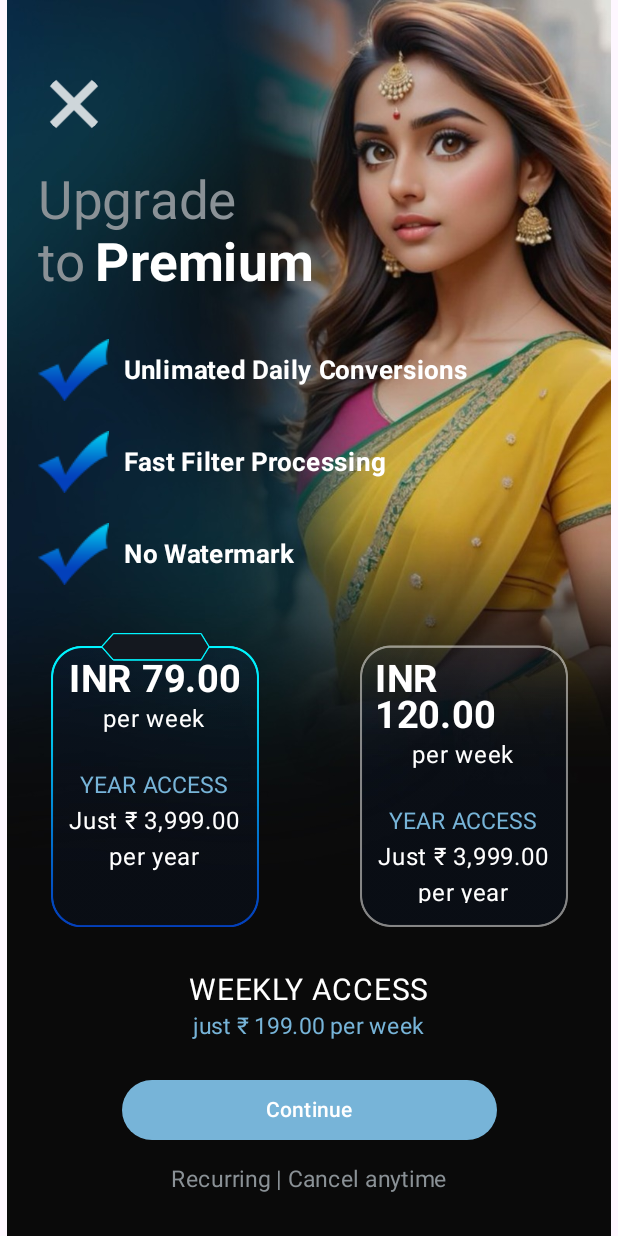
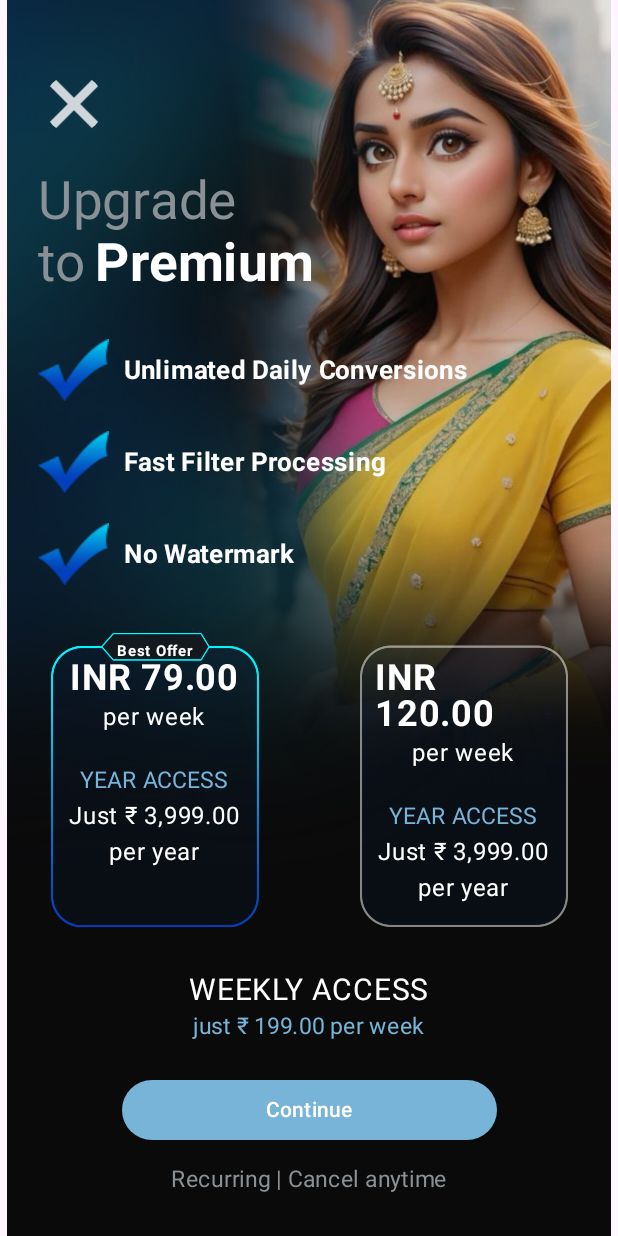
Before and after one commit to nasirperwez/Behrupiya, an Android app built with Jetpack Compose: the screen it shows after launch (MainActivity), after a tap on "INR 79.00", on a phone screen of 412 x 824 dp. Run offline under Robolectric (Android 15) with nearby library versions, the phone set to English and light mode, and no system bars.

Commit message:
Premium Screen Completed Select Box

```diff
--- a/app/src/main/java/com/eramlab/behrupiya/presentation/ui/screens/premium/premiumComponent/OfferBox.kt
+++ b/app/src/main/java/com/eramlab/behrupiya/presentation/ui/screens/premium/premiumComponent/OfferBox.kt
@@ -31,8 +31,11 @@ fun OfferBox(
     yearAccess: String,
     fullPrice: String,
     year: String,
-    onClick: () -> Unit
-) {
+    isFirstBox: Boolean = false,
+    isSecondBox: Boolean = false,
+    onClick: () -> Unit,
+
+    ) {
     Box(
         modifier = Modifier
             .width(150.dp)
@@ -42,23 +45,40 @@ fun OfferBox(
             .clickable { onClick() }
     ) {
         Image(
-            painter = painterResource(id = if (selected) R.drawable.button_s_with_tag else R.drawable.button1),
+            painter = painterResource(
+                id = when {
+                    isFirstBox && selected -> R.drawable.button_s_with_tag
+                    isSecondBox && selected -> R.drawable.button_s
+                    else -> R.drawable.button1
+                }
+            ),
             contentDescription = null,
             modifier = Modifier.fillMaxSize()
         )
-
+        if (isFirstBox && selected) {
+            Text(
+                text = "Best Offer", // Your custom text
+                color = Color.White,
+                fontSize = 10.sp,
+                fontWeight = FontWeight.Bold,
+                modifier = Modifier
+                    .align(Alignment.TopCenter)
+            )
+        }
         Column(
             modifier = Modifier
                 .fillMaxSize()
                 .padding(16.dp),
             horizontalAlignment = Alignment.CenterHorizontally
         ) {
-            Text(text = price, color = Color.White, fontSize = 25.sp, fontWeight = FontWeight.Bold)
+            Text(text = price, color = Color.White, fontSize = 24.sp, fontWeight = FontWeight.Bold)
             Text(text = period, color = Color.White)
-            Spacer(modifier = Modifier.height(20.dp))
+            Spacer(modifier = Modifier.height(18.dp))
             Text(text = yearAccess, color = Color(0xFF77B4D8), fontSize = 15.sp)
             Text(text = fullPrice, color = Color.White)
             Text(text = year, color = Color.White)
+
+
         }
     }
 }
--- a/app/src/main/java/com/eramlab/behrupiya/presentation/ui/screens/premium/premiumComponent/OfferBoxSection.kt
+++ b/app/src/main/java/com/eramlab/behrupiya/presentation/ui/screens/premium/premiumComponent/OfferBoxSection.kt
@@ -6,12 +6,17 @@ import androidx.compose.foundation.layout.Row
 import androidx.compose.foundation.layout.fillMaxWidth
 import androidx.compose.foundation.layout.padding
 import androidx.compose.runtime.Composable
+import androidx.compose.runtime.getValue
+import androidx.compose.runtime.mutableStateOf
+import androidx.compose.runtime.remember
+import androidx.compose.runtime.setValue
 import androidx.compose.ui.Modifier
 import androidx.compose.ui.graphics.Color
 import androidx.compose.ui.unit.dp
 
 @Composable
 fun OfferBoxSection(selectedBox: Int, onSelect: (Int) -> Unit, modifier: Modifier=Modifier) {
+    var selectedBox by remember { mutableStateOf(-1) }
     Row(
         modifier = modifier
             .fillMaxWidth()
@@ -19,22 +24,25 @@ fun OfferBoxSection(selectedBox: Int, onSelect: (Int) -> Unit, modifier: Modifie
         horizontalArrangement = Arrangement.SpaceAround
     ) {
         OfferBox(
-            selected = selectedBox == 0,
+            selected = selectedBox == 1,
             price = "INR 79.00",
             period = "per week",
             yearAccess = "YEAR ACCESS",
             fullPrice = "Just ₹ 3,999.00",
             year = "per year",
-            onClick = { onSelect(0) }
+            isFirstBox = true,
+            onClick = { selectedBox = 1 }
         )
         OfferBox(
-            selected = selectedBox == 1,
+            selected = selectedBox == 2,
             price = "INR 120.00",
             period = "per week",
             yearAccess = "YEAR ACCESS",
             fullPrice = "Just ₹ 3,999.00",
             year="per year",
-            onClick = { onSelect(1) }
+            isSecondBox = true,
+            onClick = { selectedBox = 2 }
+
         )
     }
 }
```
